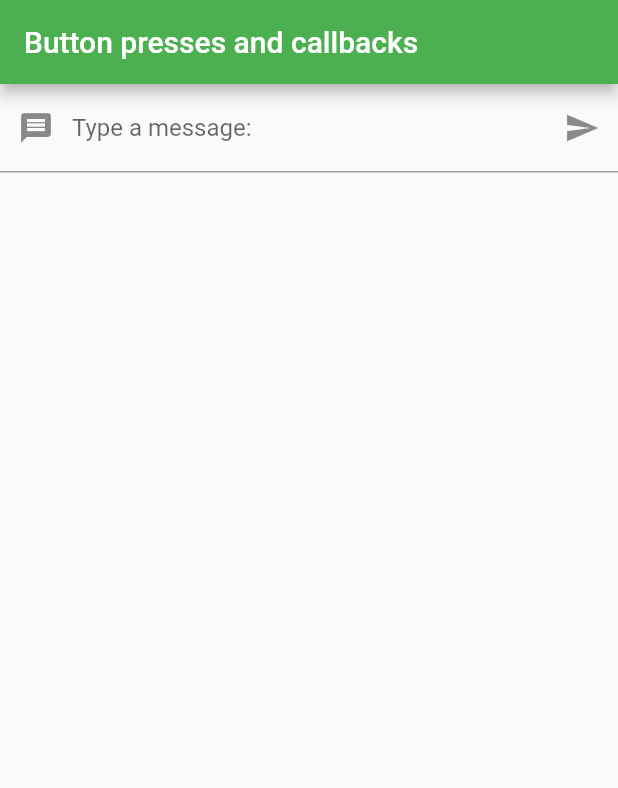
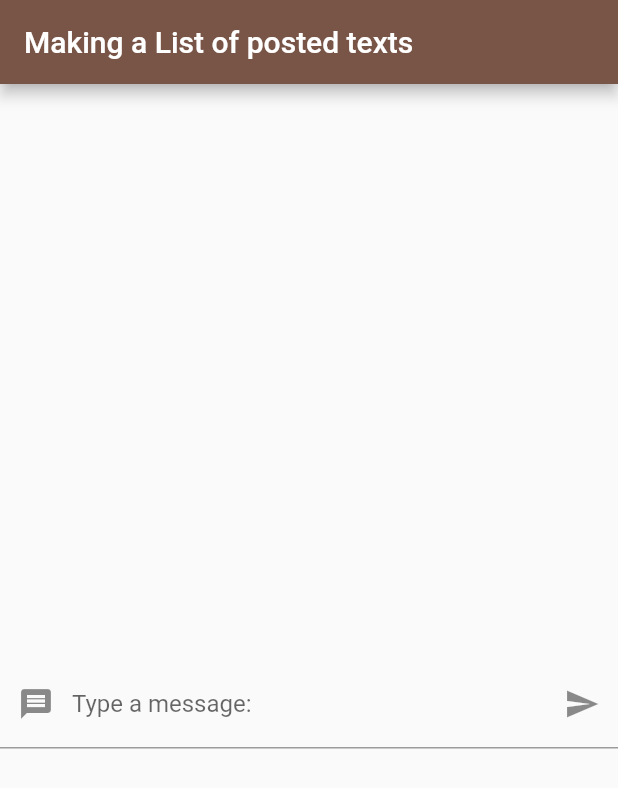
Before and after one commit to AlejoRMinetti/flutter-twt-tutorial, a Flutter app: the screen it shows after launch, on a phone screen of 412 x 824 dp. Shown: the top 788 px of the screen. Run offline on Flutter 3.47's test engine with Material 2 defaults, Android fonts, the phone set to English and light mode, and no system bars.

Commit message:
Post list with like button

```diff
--- a/lib/main.dart
+++ b/lib/main.dart
@@ -2,6 +2,24 @@ import 'package:flutter/material.dart';
 
 void main() {
   runApp(MyApp());
+}
+
+class Post {
+  String body;
+  String author;
+  int likes = 0;
+  bool userLiked = false;
+
+  Post(this.body, this.author);
+
+  void likePost() {
+    this.userLiked = !this.userLiked;
+    if (this.userLiked) {
+      this.likes++;
+    } else {
+      this.likes--;
+    }
+  }
 }
 
 class MyApp extends StatelessWidget {
@@ -11,7 +29,7 @@ class MyApp extends StatelessWidget {
     return MaterialApp(
       title: 'Tim & CHAMA App',
       theme: ThemeData(
-        primarySwatch: Colors.green,
+        primarySwatch: Colors.brown,
         visualDensity: VisualDensity.adaptivePlatformDensity,
       ),
       home: MyHomePage(),
@@ -25,20 +43,25 @@ class MyHomePage extends StatefulWidget {
 }
 
 class _MyHomePageState extends State<MyHomePage> {
-  String text = "";
+  List<Post> posts = [];
 
-  void changeText(String text) {
+  void newPost(String text) {
     this.setState(() {
-      this.text = text;
+      posts.add(new Post(text, "CHAMA"));
     });
   }
 
   @override
   Widget build(BuildContext context) {
     return Scaffold(
-        appBar: AppBar(title: Text('Button presses and callbacks')),
+        appBar: AppBar(title: Text('Making a List of posted texts')),
         body: Column(
-          children: [TextInputWidget(this.changeText), Text(this.text)],
+          children: <Widget>[
+            Expanded(
+                // expanded for get space from available free space
+                child: PostList(this.posts)),
+            Expanded(child: TextInputWidget(this.newPost))
+          ],
         ));
   }
 }
@@ -46,7 +69,8 @@ class _MyHomePageState extends State<MyHomePage> {
 class TextInputWidget extends StatefulWidget {
   final Function(String) callback;
 
-  TextInputWidget(this.callback); // {param} makes an optional parameter (param: asd) [] optional unnamed, without any of this: mandatory param
+  TextInputWidget(
+      this.callback); // {param} makes an optional parameter (param: asd) [] optional unnamed, without any of this: mandatory param
 
   @override
   _TextInputWidgetState createState() => _TextInputWidgetState();
@@ -76,9 +100,58 @@ class _TextInputWidgetState extends State<TextInputWidget> {
           suffixIcon: IconButton(
             icon: Icon(Icons.send),
             splashColor: Colors.lightBlue,
-            tooltip: "Post message",
+            tooltip: "Post message to the list",
             onPressed: this.click,
           )),
     );
   }
 }
+
+class PostList extends StatefulWidget {
+  final List<Post> listItems;
+
+  PostList(this.listItems);
+
+  @override
+  _PostListState createState() => _PostListState();
+}
+
+class _PostListState extends State<PostList> {
+
+void like(Function callback){
+  this.setState(() {
+    callback();
+  });
+}
+
+  @override
+  Widget build(BuildContext context) {
+    return ListView.builder(
+      itemCount: this.widget.listItems.length,
+      itemBuilder: (context, index) {
+        var post = this.widget.listItems[index];
+        return Card(
+            child: Row(children: <Widget>[
+          Expanded(
+              child: ListTile(
+            title: Text(post.body),
+            subtitle: Text(post.author),
+          )),
+          Row(
+            children: <Widget>[
+              Container(child: Text(post.likes.toString(),
+              style: TextStyle(fontSize: 20),),
+              padding: EdgeInsets.fromLTRB(0, 0, 10, 0),
+              ),
+              IconButton(
+                  icon: Icon(Icons.thumb_up_alt_rounded),
+                  onPressed: () => like(post.likePost),
+                  color: post.userLiked ? Colors.green : Colors.grey,
+                  )
+            ],
+          )
+        ]));
+      },
+    );
+  }
+}
```
